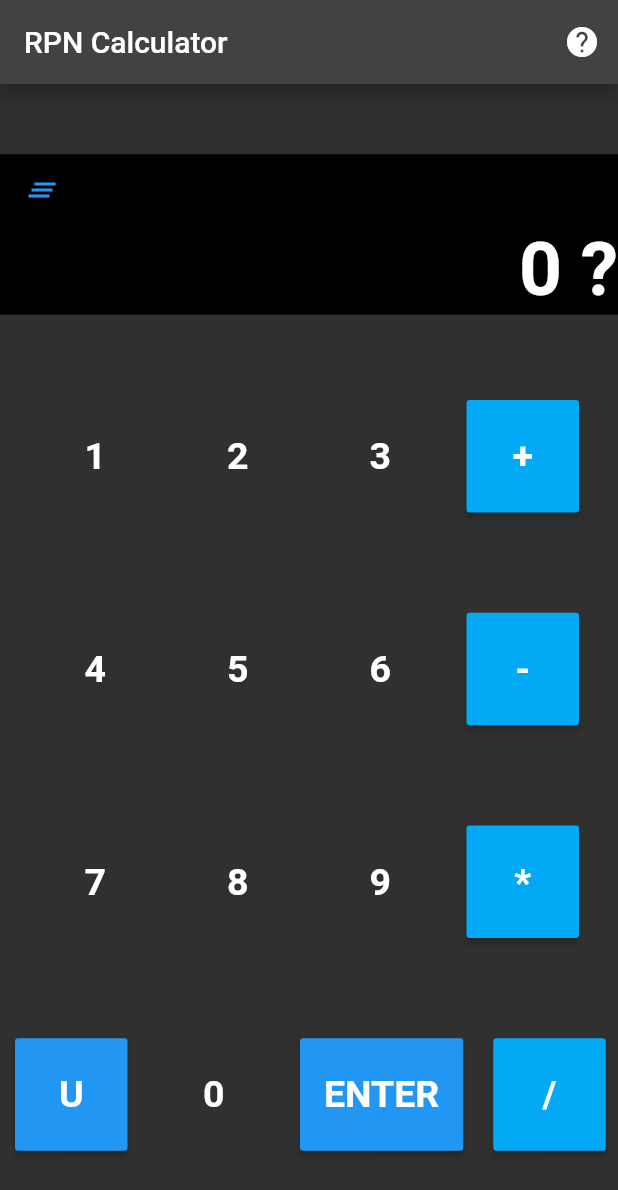
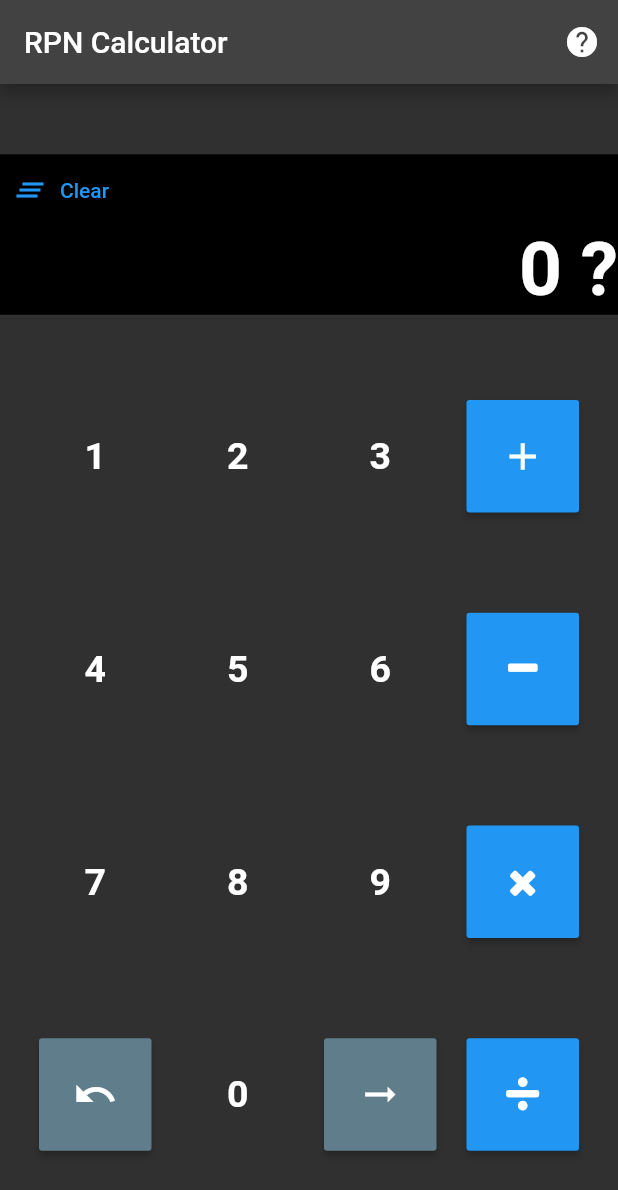
Before and after one commit to sandbxk/RPNCalc_GUI, a Flutter app: the screen it shows after launch, on a phone screen of 412 x 824 dp. Shown: the top 1190 px of the screen. Run offline on Flutter 3.47's test engine with Material 2 defaults, Android fonts, the phone set to English and light mode, and no system bars.

Commit message:
Finished UI. Undo is a bit messy functionally, but mostly works

```diff
--- a/lib/calc_button_widget.dart
+++ b/lib/calc_button_widget.dart
@@ -1,15 +1,15 @@
 import 'package:flutter/material.dart';
 
-
 class CalcButton extends Material {
-
-
-  CalcButton({
-    Key? key,
+  CalcButton(
+      {Key? key,
       required String text,
       required VoidCallback onPressed,
-    Color? color
-  }) : super(
+      Color? color,
+      IconData? icon,
+      double? size,
+      double? weight})
+      : super(
           key: key,
           borderRadius: BorderRadius.circular(10.0),
           child: Padding(
@@ -20,17 +20,34 @@ class CalcButton extends Material {
               child: MaterialButton(
                 onPressed: onPressed,
                 color: color,
-                child: Text(text,
+                child: LayoutBuilder(builder: (p0, p1) {
+                  if (icon == null) {
+                    return Text(
+                      text,
                       style: const TextStyle(
                         fontWeight: FontWeight.bold,
                         fontSize: 25,
                       ),
+                    );
+                  } else {
+                      double iconSize = 25;
+
+                      if (size != null) {
+                        iconSize = size;
+                      }
+
+                    return RichText(
+                      text: TextSpan(children: [
+                        WidgetSpan(
+                          child: Icon(icon, size: iconSize, weight: weight,
+                          ),
+                        ),
+                      ]),
+                    );
+                  }
+                }),
               ),
             ),
           ),
-          ),
-
         );
-
-
 }
--- a/lib/calc_widget.dart
+++ b/lib/calc_widget.dart
@@ -1,29 +1,27 @@
+import 'package:flutter/foundation.dart';
 import 'package:flutter/material.dart';
 import 'package:rpn_calc_gui/calc_button_widget.dart';
 import 'package:rpn_calc_gui/calculator/interfaces/Command.dart';
+import 'package:rpn_calc_gui/custom_icons_icons.dart';
 
 import 'calculator/input_stack.dart';
 import 'calculator/interfaces/Operations.dart';
 import 'calculator/interfaces/Controls.dart';
 
 class CalculatorWidget extends StatefulWidget {
+  const CalculatorWidget({super.key});
+
   @override
-  _CalculatorWidgetState createState() => _CalculatorWidgetState();
+  CalculatorWidgetState createState() => CalculatorWidgetState();
 }
 
 //TODO: Add Icon support for buttons
 
-class _CalculatorWidgetState extends State<CalculatorWidget> {
-  final List<Command> _commands = [
-    AddCommand(),
-    SubCommand(),
-    MultiplyCommand(),
-    DivCommand(),
-    ClearCommand(),
-    UndoCommand()
-  ];
+class CalculatorWidgetState extends State<CalculatorWidget> {
 
   final String helpExplanation = "Reverse Polish notation (RPN) is a method for conveying mathematical expressions without the use of separators such as brackets and parentheses. In this notation, the operators follow their operands, hence removing the need for brackets to define evaluation priority. The operation is read from left to right but execution is done every time an operator is reached, and always using the last two numbers as the operands. This notation is suited for computers and calculators since there are fewer characters to track and fewer operations to execute. Reverse Polish notation is also known as postfix notation.";
+
+
   Command? _currentCommand;
   late InputStack<num> _inputHistory;
   late InputStack<num> _stack;
@@ -31,9 +29,9 @@ class _CalculatorWidgetState extends State<CalculatorWidget> {
   num _currentNumber = 0;
   String _textToDisplay = "0 ?";
 
-  _CalculatorWidgetState() {
-    _inputHistory = new InputStack();
-    _stack = new InputStack();
+  CalculatorWidgetState() {
+    _inputHistory = InputStack();
+    _stack = InputStack();
   }
 
   String get currentOperator {
@@ -77,7 +75,9 @@ class _CalculatorWidgetState extends State<CalculatorWidget> {
       try {
         _stack = _currentCommand!.execute(_stack);
       } catch (e) {
-        print(e);
+        if (kDebugMode) {
+          print(e);
+        }
       }
     });
   }
@@ -170,7 +170,7 @@ class _CalculatorWidgetState extends State<CalculatorWidget> {
                         child: TextButton.icon(
                             onPressed: () => clear(),
                             icon: const Icon(Icons.clear_all),
-                            label: Text("")),
+                            label: const Text("Clear")),
                       ),
                       Align(
                         alignment: Alignment.topLeft,
@@ -211,9 +211,12 @@ class _CalculatorWidgetState extends State<CalculatorWidget> {
                   onPressed: () => addNumber(3),
                 ),
                 CalcButton(
-                  text: "+",
+                  icon: Icons.add,
                   onPressed: () => addOperator(AddCommand()),
-                  color: Colors.lightBlue,
+                  color: Colors.blue,
+                  size: 30,
+                  text: '',
+                  weight: 1000,
                 ),
               ],
             ),
@@ -233,9 +236,10 @@ class _CalculatorWidgetState extends State<CalculatorWidget> {
                   onPressed: () => addNumber(6),
                 ),
                 CalcButton(
-                  text: "-",
+                  text: "",
+                  icon: CustomIcons.minus,
                   onPressed: () => addOperator(SubCommand()),
-                  color: Colors.lightBlue,
+                  color: Colors.blue,
                 ),
               ],
             ),
@@ -255,9 +259,10 @@ class _CalculatorWidgetState extends State<CalculatorWidget> {
                   onPressed: () => addNumber(9),
                 ),
                 CalcButton(
-                  text: "*",
+                  text: "",
+                  icon: CustomIcons.multiply,
                   onPressed: () => addOperator(MultiplyCommand()),
-                  color: Colors.lightBlue,
+                  color: Colors.blue,
                 ),
               ],
             ),
@@ -265,23 +270,28 @@ class _CalculatorWidgetState extends State<CalculatorWidget> {
               mainAxisAlignment: MainAxisAlignment.center,
               children: [
                 CalcButton(
-                  text: "U",
+                  text: "",
+                  icon: Icons.undo,
                   onPressed: () => clear(),
-                  color: Colors.blue,
+                  color: Colors.blueGrey,
+                  size: 30,
                 ),
                 CalcButton(
                   text: "0",
                   onPressed: () => addNumber(0),
                 ),
                 CalcButton(
-                  text: "ENTER",
+                  text: "",
+                  icon: Icons.arrow_right_alt,
                   onPressed: () => enter(),
-                  color: Colors.blue,
+                  color: Colors.blueGrey,
+                  size: 30,
                 ),
                 CalcButton(
-                  text: "/",
+                  text: "",
+                  icon: CustomIcons.divide,
                   onPressed: () => addOperator(DivCommand()),
-                  color: Colors.lightBlue,
+                  color: Colors.blue,
                 ),
               ],
             ),
--- /dev/null
+++ b/lib/custom_icons_icons.dart
@@ -0,0 +1,35 @@
+/// Flutter icons CustomIcons
+/// Copyright (C) 2023 by original authors @ fluttericon.com, fontello.com
+/// This font was generated by FlutterIcon.com, which is derived from Fontello.
+///
+/// To use this font, place it in your fonts/ directory and include the
+/// following in your pubspec.yaml
+///
+/// flutter:
+///   fonts:
+///    - family:  CustomIcons
+///      fonts:
+///       - asset: fonts/CustomIcons.ttf
+///
+///
+/// * Font Awesome 4, Copyright (C) 2016 by Dave Gandy
+///         Author:    Dave Gandy
+///         License:   SIL ()
+///         Homepage:  http://fortawesome.github.com/Font-Awesome/
+/// * Font Awesome 5, Copyright (C) 2016 by Dave Gandy
+///         Author:    Dave Gandy
+///         License:   SIL (https://github.com/FortAwesome/Font-Awesome/blob/master/LICENSE.txt)
+///         Homepage:  http://fortawesome.github.com/Font-Awesome/
+///
+import 'package:flutter/widgets.dart';
+
+class CustomIcons {
+  CustomIcons._();
+
+  static const _kFontFam = 'CustomIcons';
+  static const String? _kFontPkg = null;
+
+  static const IconData minus = IconData(0xe800, fontFamily: _kFontFam, fontPackage: _kFontPkg);
+  static const IconData multiply = IconData(0xe801, fontFamily: _kFontFam, fontPackage: _kFontPkg);
+  static const IconData divide = IconData(0xf529, fontFamily: _kFontFam, fontPackage: _kFontPkg);
+}
--- a/pubspec.yaml
+++ b/pubspec.yaml
@@ -88,3 +88,8 @@ flutter:
   #
   # For details regarding fonts from package dependencies,
   # see https://flutter.dev/custom-fonts/#from-packages
+
+  fonts:
+    - family: CustomIcons
+      fonts:
+        - asset: fonts/CustomIcons.ttf
```
Also changed, not shown: fonts/CustomIcons.ttf (added). Lines whose indentation alone changed are shown as unchanged.
